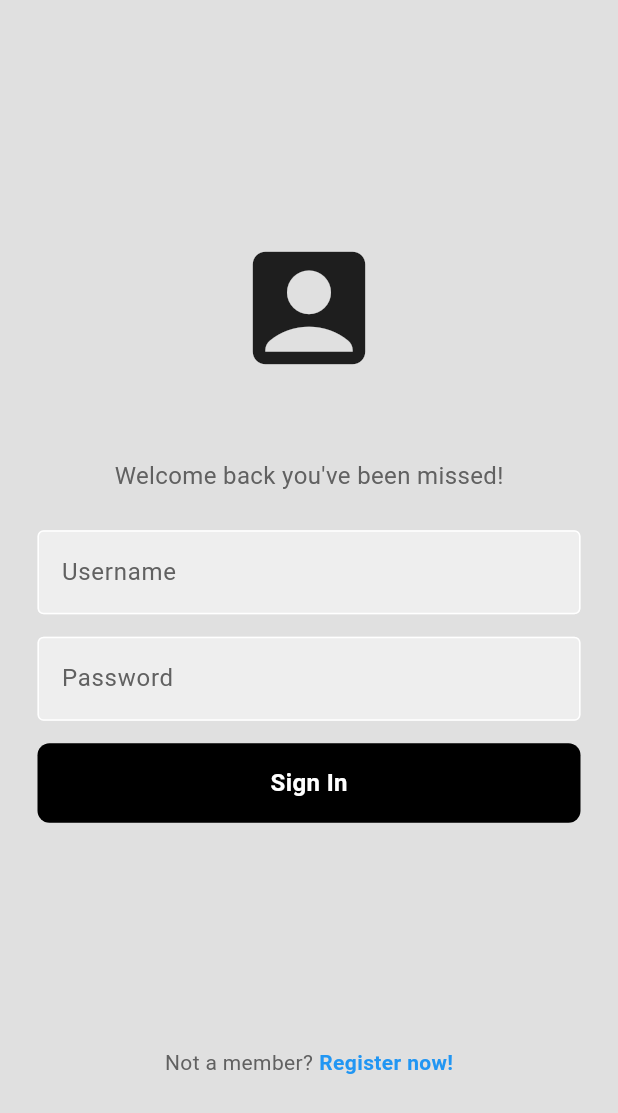
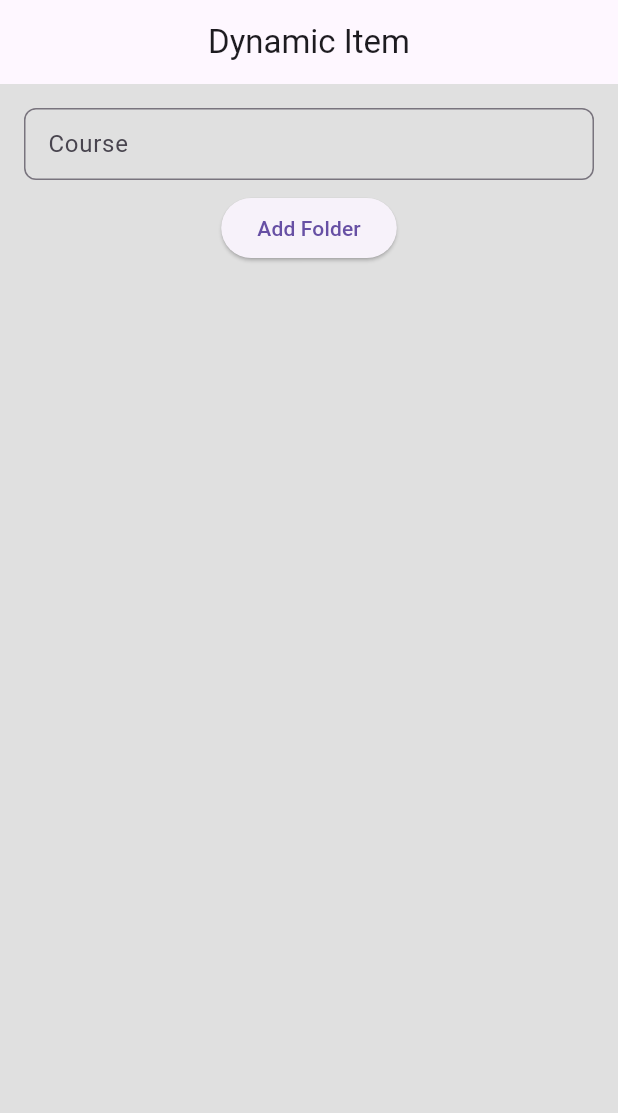
Before and after one commit to AugustoRi/HelpMeStudy, a Flutter app: the screen it shows after launch, on a phone screen of 412 x 824 dp. Shown: the top 1113 px of the screen. Run offline on Flutter 3.47's test engine with Material 3 defaults, Android fonts, the phone set to English and light mode, and no system bars; our stand-ins replace get; accounts and stored records are empty.

Commit message:
feat: list struct v1

```diff
--- /dev/null
+++ b/lib/data/model/user_location.dart
@@ -0,0 +1,9 @@
+import 'package:flutter/material.dart';
+
+class UserlocationModel {
+  final String? course;
+
+  UserlocationModel({
+    @required this.course
+  });
+}
--- /dev/null
+++ b/lib/modules/home/controllers/home_controller.dart
@@ -0,0 +1,29 @@
+import 'package:flutter/cupertino.dart';
+import 'package:get/get.dart';
+import 'package:helpmestudy/data/model/user_location.dart';
+
+class HomeController extends GetxController {
+  Rx<List<UserlocationModel>> userLocations = Rx<List<UserlocationModel>>([]);
+
+  TextEditingController courseTextEditingController = TextEditingController();
+  late UserlocationModel userlocationModel;
+  var itemCount = 0.obs;
+
+  @override
+  void onClose() {
+    super.onClose();
+    courseTextEditingController.dispose();
+  }
+
+  addUserLocation(String course) {
+    userlocationModel = UserlocationModel(course: course);
+    userLocations.value.add(userlocationModel);
+    itemCount.value = userLocations.value.length;
+    courseTextEditingController.clear();
+  }
+
+  removeUserLocation(int index) {
+    userLocations.value.removeAt(index);
+    itemCount.value = userLocations.value.length;
+  }
+}
--- /dev/null
+++ b/lib/modules/home/views/home_view.dart
@@ -0,0 +1,70 @@
+import 'package:flutter/material.dart';
+
+import 'package:get/get.dart';
+
+import '../controllers/home_controller.dart';
+
+class HomeView extends GetView<HomeController> {
+  const HomeView({super.key});
+
+  @override
+  Widget build(BuildContext context) {
+    return Scaffold(
+      backgroundColor: Colors.grey[300],
+      appBar: AppBar(
+        title: const Text('Dynamic Item'),
+        centerTitle: true,
+      ),
+      body: Padding(
+        padding: const EdgeInsets.all(16.0),
+        child: Column(
+          children: [
+            TextField(
+              controller: controller.courseTextEditingController,
+              decoration: const InputDecoration(
+                hintText: "Course",
+                labelText: "Course",
+                border: OutlineInputBorder(
+                  borderRadius: BorderRadius.all(
+                    Radius.circular(8),
+                  ),
+                ),
+                isDense: true,
+              ),
+            ),
+            const SizedBox(
+              height: 8,
+            ),
+            ElevatedButton(
+              onPressed: () {
+                controller.addUserLocation(
+                    controller.courseTextEditingController.text);
+              },
+              child: const Text("Add Folder"),
+            ),
+            Expanded(
+              child: Obx(() => ListView.builder(
+                    itemCount: controller.itemCount.value,
+                    itemBuilder: ((context, index) {
+                      return ListTile(
+                        title:
+                            Text(controller.userLocations.value[index].course!),
+                        trailing: GestureDetector(
+                          child: const Icon(
+                            Icons.delete,
+                            color: Colors.red
+                          ),
+                          onTap: () {
+                            controller.removeUserLocation(index);
+                          },
+                        ),
+                      );
+                    }),
+                  )),
+            )
+          ],
+        ),
+      ),
+    );
+  }
+}
--- /dev/null
+++ b/lib/routes/app_pages.dart
@@ -0,0 +1,20 @@
+import 'package:get/get.dart';
+
+import '../modules/home/bindings/home_binding.dart';
+import '../modules/home/views/home_view.dart';
+
+part 'app_routes.dart';
+
+class AppPages {
+  AppPages._();
+
+  static const initial = Routes.home;
+
+  static final routes = [
+    GetPage(
+      name: _Paths.home,
+      page: () => const HomeView(),
+      binding: HomeBinding(),
+    ),
+  ];
+}
--- /dev/null
+++ b/lib/routes/app_routes.dart
@@ -0,0 +1,12 @@
+part of 'app_pages.dart';
+// DO NOT EDIT. This is code generated via package:get_cli/get_cli.dart
+
+abstract class Routes {
+  Routes._();
+  static const home = _Paths.home;
+}
+
+abstract class _Paths {
+  _Paths._();
+  static const home = '/home';
+}
--- a/pubspec.yaml
+++ b/pubspec.yaml
@@ -30,7 +30,8 @@ environment:
 dependencies:
   flutter:
     sdk: flutter
-  http: ^0.13.5
+  http: ^1.2.2
+  get: ^4.6.6
 
 
   # The following adds the Cupertino Icons font to your application.
@@ -46,7 +47,7 @@ dev_dependencies:
   # activated in the `analysis_options.yaml` file located at the root of your
   # package. See that file for information about deactivating specific lint
   # rules and activating additional ones.
-  flutter_lints: ^4.0.0
+  flutter_lints: ^5.0.0
 
 # For information on the generic Dart part of this file, see the
 # following page: https://dart.dev/tools/pub/pubspec
```
Also changed, not shown: lib/main.dart (+12 -2 lines), lib/modules/home/bindings/home_binding.dart (added, +12 -0 lines), lib/pages/home_page.dart (+18 -0 lines), pubspec.lock.
